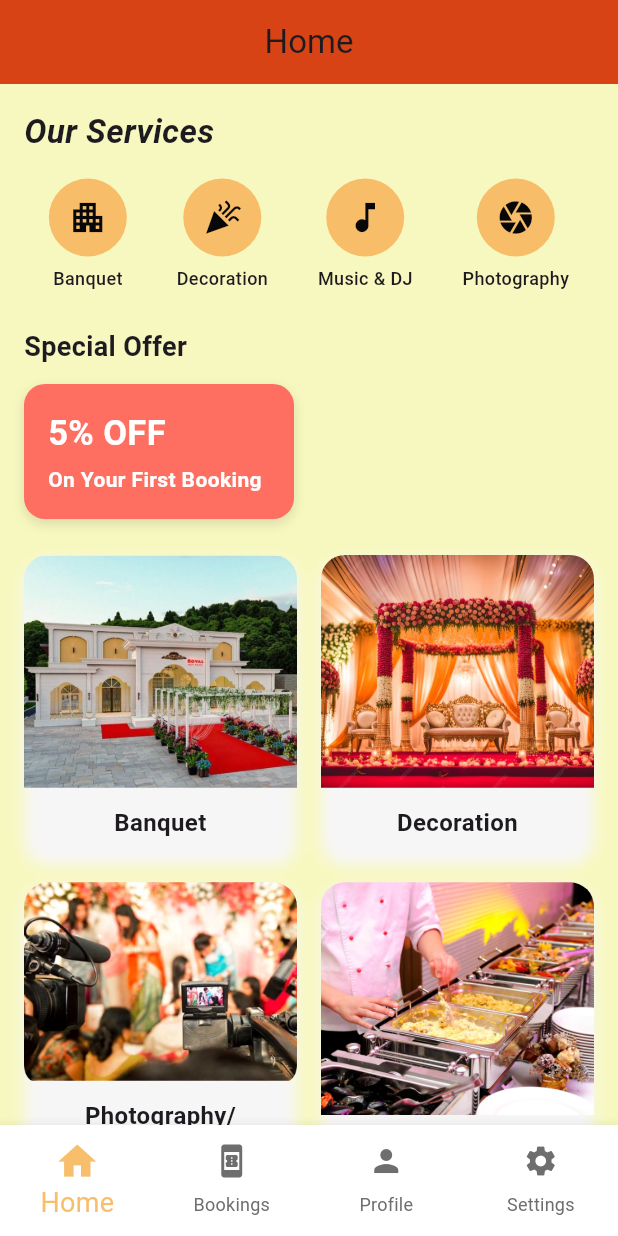
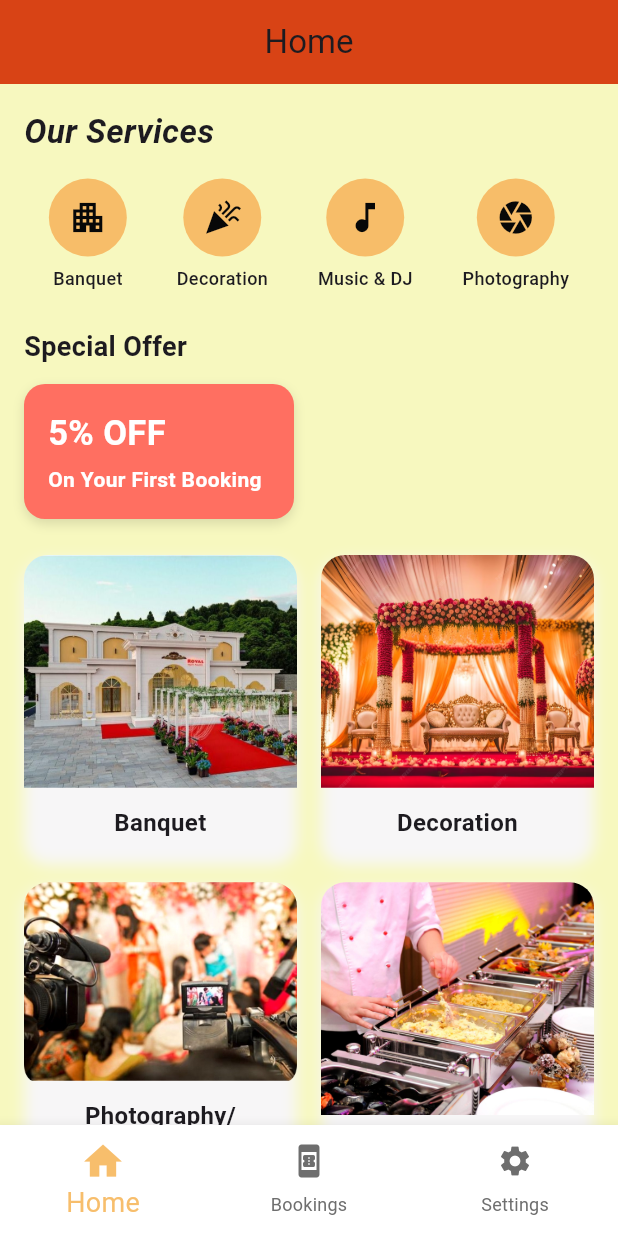
Before and after one commit to sanin751/myevents, a Flutter app: the DashboardScreen screen opened directly, on a phone screen of 412 x 824 dp. Run offline on Flutter 3.47's test engine with Material 3 defaults, Android fonts, the phone set to English and light mode, and no system bars; our stand-ins replace connectivity_plus, dartz, dio, equatable, flutter_riverpod, flutter_secure_storage and 5 more; missing offline and left inert: dio_smart_retry; accounts and stored records are empty; Roboto replaces fonts that are missing (Bricolage).

Commit message:
updated screen

```diff
--- a/lib/features/auth/presentation/pages/login_screen.dart
+++ b/lib/features/auth/presentation/pages/login_screen.dart
@@ -62,6 +62,7 @@ class _LoginScreenState extends ConsumerState<LoginScreen> {
           padding: EdgeInsets.symmetric(horizontal: 24.0),
           child: Form(
             key: formKey,
+            child: SingleChildScrollView(
               child: Column(
                 children: [
                   SizedBox(height: 60),
@@ -143,8 +144,7 @@ class _LoginScreenState extends ConsumerState<LoginScreen> {
                       ),
                     ),
                   ),
-
-                Spacer(),
+                  SizedBox(height: 24),
 
                   Row(
                     mainAxisAlignment: MainAxisAlignment.center,
@@ -160,6 +160,7 @@ class _LoginScreenState extends ConsumerState<LoginScreen> {
             ),
           ),
         ),
+      ),
     );
   }
 }
--- a/lib/features/dashboard/presentation/pages/dashboard_screen.dart
+++ b/lib/features/dashboard/presentation/pages/dashboard_screen.dart
@@ -1,6 +1,6 @@
 import 'package:flutter/material.dart';
 import 'package:myevents/features/dashboard/presentation/pages/bottom_screen/home_screen.dart';
-
+import 'package:myevents/features/profile/presentation/pages/profile_screen.dart';
 
 class DashboardScreen extends StatefulWidget {
   const DashboardScreen({super.key});
@@ -12,13 +12,12 @@ class DashboardScreen extends StatefulWidget {
 class _DashboardPageState extends State<DashboardScreen> {
   int _currentIndex = 0;
 
-  final List<String> _titles = ['Home', 'Bookings', 'Profile', 'Settings'];
+  final List<String> _titles = ['Home', 'Bookings', 'Settings'];
 
   final List<Widget> _screens = const [
     HomeScreen(),
     Center(child: Text('Bookings')),
-    Center(child: Text('Profile')),
-    Center(child: Text('Settings')),
+    ProfileScreen(),
   ];
 
   @override
@@ -48,7 +47,6 @@ class _DashboardPageState extends State<DashboardScreen> {
             icon: Icon(Icons.book_online),
             label: 'Bookings',
           ),
-          BottomNavigationBarItem(icon: Icon(Icons.person), label: 'Profile'),
           BottomNavigationBarItem(
             icon: Icon(Icons.settings),
             label: 'Settings',
```
Lines whose indentation alone changed are shown as unchanged.
